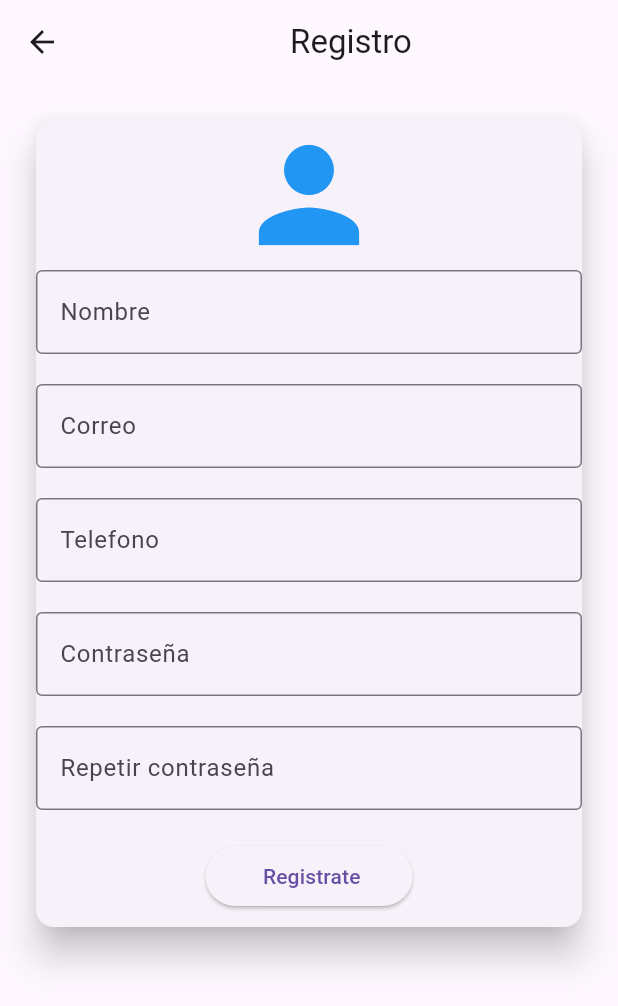
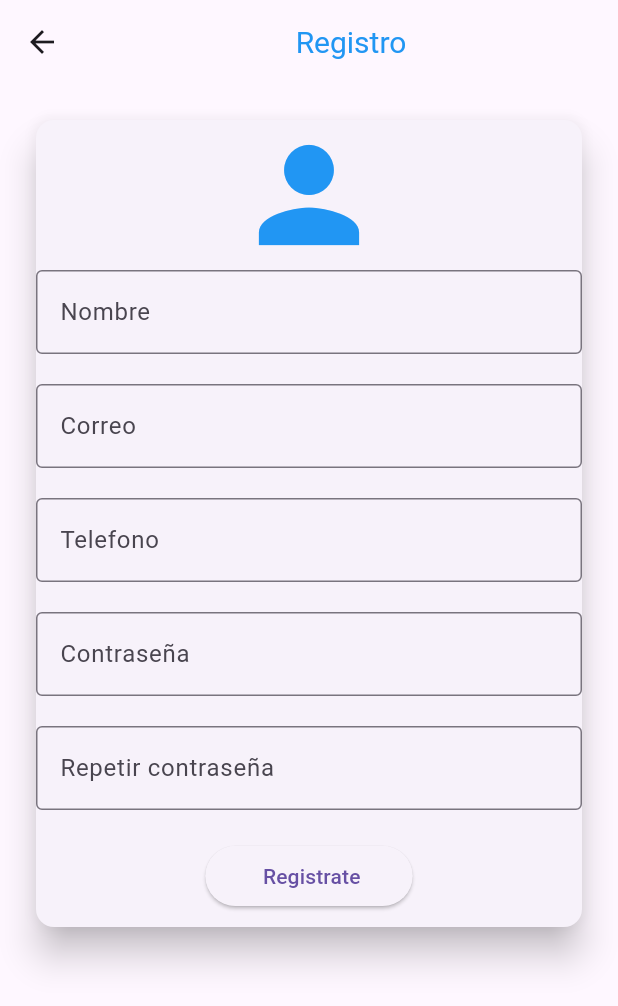
Before and after one commit to MelvinMajano/Ap_Autenticacion, a Flutter app: the RegistroPage screen opened by its route, on a phone screen of 412 x 824 dp. Shown: the top 1006 px of the screen. Run offline on Flutter 3.47's test engine with Material 3 defaults, Android fonts, the phone set to English and light mode, and no system bars.

Commit message:
Pantalla_Login

```diff
--- a/lib/pantallas/registro_page.dart
+++ b/lib/pantallas/registro_page.dart
@@ -1,7 +1,9 @@
+import 'package:flutter/material.dart';
 
-import 'package:flutter/material.dart';
 class RegistroPage extends StatelessWidget {
-   RegistroPage({super.key,});
+  RegistroPage({
+    super.key,
+  });
 
   final TextEditingController controllerNombre = TextEditingController();
   final TextEditingController controllerCorreo = TextEditingController();
@@ -12,11 +14,18 @@ class RegistroPage extends StatelessWidget {
   final formkey = GlobalKey<FormState>();
   @override
   Widget build(BuildContext context) {
-    return  Scaffold(
+    return Scaffold(
         appBar: AppBar(
-        title: const Center(child: Text('Registro')),
+          title: const Center(
+              child: Text(
+            'Registro',
+            style: TextStyle(
+                color: Colors.blue,
+                fontSize: 20,
+                fontWeight: FontWeight.normal),
+          )),
         ),
-      body:  SingleChildScrollView(
+        body: SingleChildScrollView(
           padding: const EdgeInsets.all(20),
           child: Card(
             elevation: 10,
@@ -24,102 +33,118 @@ class RegistroPage extends StatelessWidget {
               key: formkey, //Llave para el formulario
               child: Column(
                 children: [
-              const Icon(Icons.person, size: 100, color: Colors.blue,),
+                  const Icon(
+                    Icons.person,
+                    size: 100,
+                    color: Colors.blue,
+                  ),
                   InputItem(
-                controller: controllerNombre,labelText: "Nombre",
+                    controller: controllerNombre,
+                    labelText: "Nombre",
                     hintText: "Escribe tu nombre",
                   ),
-              const Padding(padding:  EdgeInsets.all(10)),
+                  const Padding(padding: EdgeInsets.all(10)),
                   InputItem(
-               controller: controllerCorreo,labelText:"Correo"
-              ,hintText: "Escribe tu correo electrónico",
+                    controller: controllerCorreo,
+                    labelText: "Correo",
+                    hintText: "Escribe tu correo electrónico",
                   ),
-              const Padding(padding:  EdgeInsets.all(10)),
-              InputItem(controller: controllertelefono, labelText: "Telefono",
-              hintText: "Escribe tu telefono",),
-              const Padding(padding:  EdgeInsets.all(10)),
+                  const Padding(padding: EdgeInsets.all(10)),
                   InputItem(
-              controller: controllerContrasenia, labelText: "Contraseña",
+                    controller: controllertelefono,
+                    labelText: "Telefono",
+                    hintText: "Escribe tu telefono",
+                  ),
+                  const Padding(padding: EdgeInsets.all(10)),
+                  InputItem(
+                    controller: controllerContrasenia,
+                    labelText: "Contraseña",
                     hintText: "Escribe tu contraseña",
                   ),
-              const Padding(padding:  EdgeInsets.all(10)),
+                  const Padding(padding: EdgeInsets.all(10)),
                   InputItem(
-                controller: controllerContrasenia2, labelText: "Repetir contraseña",
+                    controller: controllerContrasenia2,
+                    labelText: "Repetir contraseña",
                     hintText: "Confirma tu contraseña",
+                  ),
+                  const Padding(padding: EdgeInsets.all(10)),
+                  ElevatedButton(
+                    onPressed: () {
+                      final nombre = controllerNombre.text;
+                      final correo = controllerCorreo.text;
+                      final telefeno = controllertelefono.text;
+                      final contrasenia = controllerContrasenia.text;
+                      final contrasenia2 = controllerContrasenia2.text;
 
-                ),
-                const Padding(padding:  EdgeInsets.all(10)),
-                ElevatedButton(
-                  onPressed: (){
-
-                    final nombre= controllerNombre.text;
-                    final correo= controllerCorreo.text;
-                    final telefeno = controllertelefono.text;
-                    final contrasenia= controllerContrasenia.text;
-                    final contrasenia2= controllerContrasenia2.text;
-
-
-                    if(nombre.isEmpty){
+                      if (nombre.isEmpty) {
                         ScaffoldMessenger.of(context).showSnackBar(
-                        const SnackBar(content: Text("El nombre no puede estar vacío"))
-                      );
+                            const SnackBar(
+                                content:
+                                    Text("El nombre no puede estar vacío")));
                         return;
                       }
 
-                    if(correo.isEmpty){
+                      if (correo.isEmpty) {
                         ScaffoldMessenger.of(context).showSnackBar(
-                        const SnackBar(content: Text("El correo no puede estar vacío"))
-                      );
+                            const SnackBar(
+                                content:
+                                    Text("El correo no puede estar vacío")));
                         return;
                       }
 
-                   if(telefeno.isEmpty){
+                      if (telefeno.isEmpty) {
                         ScaffoldMessenger.of(context).showSnackBar(
-                        const SnackBar(content: Text("El telefono no puede estar vacío"))
-                      );
+                            const SnackBar(
+                                content:
+                                    Text("El telefono no puede estar vacío")));
                         return;
                       }
-                    if(contrasenia.isEmpty){
+                      if (contrasenia.isEmpty) {
                         ScaffoldMessenger.of(context).showSnackBar(
-                        const SnackBar(content: Text("La contraseña no puede estar vacía"))
-                      );
+                            const SnackBar(
+                                content: Text(
+                                    "La contraseña no puede estar vacía")));
                         return;
                       }
 
-                    if(contrasenia2.isEmpty){
+                      if (contrasenia2.isEmpty) {
                         ScaffoldMessenger.of(context).showSnackBar(
-                        const SnackBar(content: Text("La contraseña no puede estar vacía"))
-                      );
+                            const SnackBar(
+                                content: Text(
+                                    "La contraseña no puede estar vacía")));
                         return;
                       }
-                      if(contrasenia == contrasenia2){
+                      if (contrasenia == contrasenia2) {
                         print("Nombre: ${controllerNombre.text}");
                         print("Correo: ${controllerCorreo.text}");
                         print("Contraseña: ${controllerContrasenia.text}");
                         print("Contraseña2: ${controllerContrasenia2.text}");
                         return;
-                      }
-                      else{
+                      } else {
                         ScaffoldMessenger.of(context).showSnackBar(
-                          const SnackBar(content: Text("Las contraseñas no coinciden"))
-                        );
+                            const SnackBar(
+                                content: Text("Las contraseñas no coinciden")));
                         return;
                       }
                     },
                     child: const Text("    Registrate   "),
                   ),
-                const Padding(padding:  EdgeInsets.all(5)),
+                  const Padding(padding: EdgeInsets.all(5)),
                 ],
               ),
             ),
           ),
-      )
-    );
+        ));
   }
 }
 
 class InputItem extends StatefulWidget {
-  const InputItem({super.key, required this.controller, this.labelText, this.hintText, this.validator});
+  const InputItem(
+      {super.key,
+      required this.controller,
+      this.labelText,
+      this.hintText,
+      this.validator});
 
   final TextEditingController controller;
   final String? labelText;
@@ -137,8 +162,8 @@ class _InputItemState extends State<InputItem> {
     return TextFormField(
       validator: widget.validator,
       controller: widget.controller,
-      decoration:  InputDecoration(
-      labelText: widget.labelText ,
+      decoration: InputDecoration(
+        labelText: widget.labelText,
         hintText: widget.hintText,
         border: const OutlineInputBorder(),
       ),
```
Also changed, not shown: lib/pantallas/login_page.dart (+84 -4 lines). Lines whose indentation alone changed are shown as unchanged.
